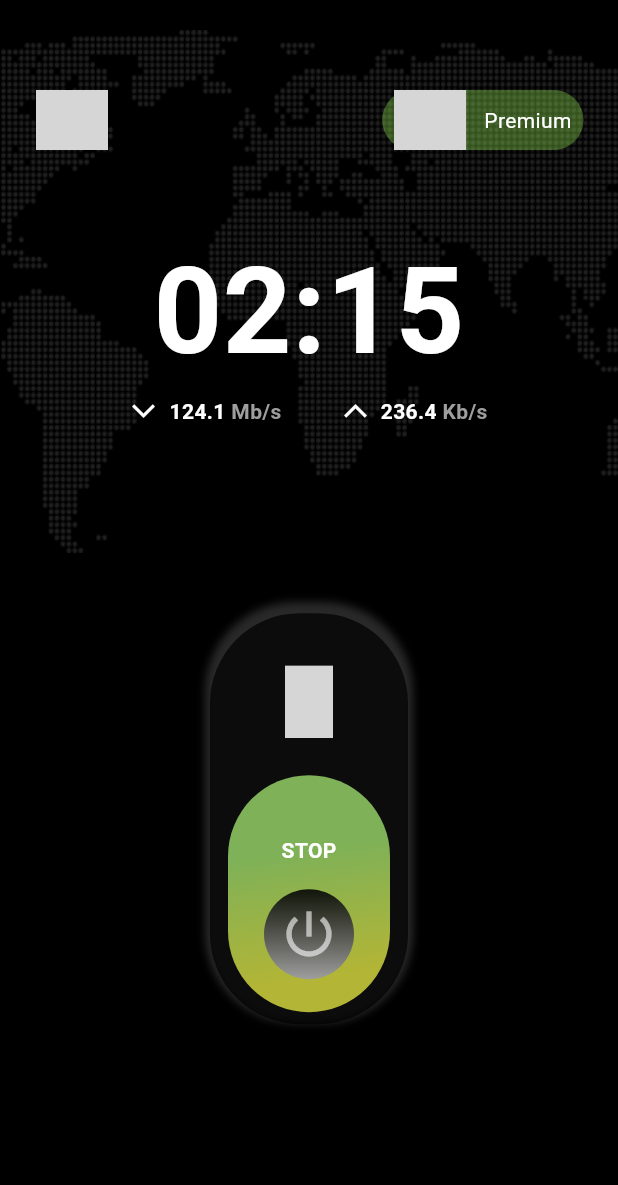
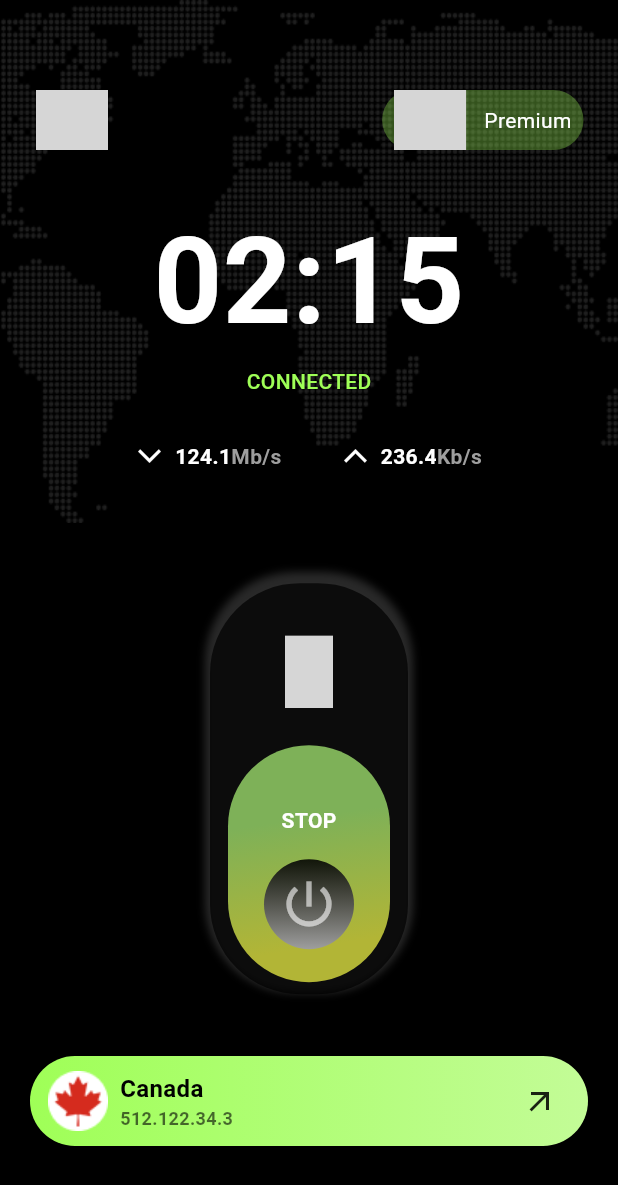
Before and after one commit to amir-hossein-rajaezadeh/flutter_vpn, a Flutter app: the screen it shows after launch, on a phone screen of 412 x 824 dp. Shown: the top 1185 px of the screen. Run offline on Flutter 3.47's test engine with Material 3 defaults, Android fonts, the light colour scheme and no system bars; missing offline and left inert: svg_flutter; grey boxes are pictures that could not be loaded.

Commit message:
Working in MainPage

```diff
--- a/lib/main.dart
+++ b/lib/main.dart
@@ -1,4 +1,5 @@
 import 'package:flutter/material.dart';
+import 'package:flutter/widgets.dart';
 import 'package:flutter_vpn/utils/my_colors.dart';
 import 'package:flutter_vpn/utils/my_strings.dart';
 import 'package:svg_flutter/svg.dart';
@@ -19,7 +20,7 @@ class _MyAppState extends State<MyApp> {
   @override
   Widget build(BuildContext context) {
     return MaterialApp(
-      title: 'Flutter Demo',
+      title: 'Flutter VPN',
       debugShowCheckedModeBanner: false,
       theme: ThemeData(
         colorScheme: ColorScheme.fromSeed(seedColor: Colors.deepPurple),
@@ -29,10 +30,6 @@ class _MyAppState extends State<MyApp> {
     );
   }
 }
-
-enum UploadDownloadEnum { download, upload }
-
-enum SpeedTypeEnum { mb, kb }
 
 class HomePage extends StatefulWidget {
   const HomePage({super.key});
@@ -67,9 +64,9 @@ class _HomePageState extends State<HomePage> with TickerProviderStateMixin {
         children: [
           Stack(
             children: [
-              Container(
-                margin: const EdgeInsets.only(top: 20),
-                child: Image.asset("assets/images/earth.png"),
+              Image.asset(
+                "assets/images/earth.png",
+                fit: BoxFit.fitWidth,
               ),
               Container(
                 margin: const EdgeInsets.only(top: 60),
@@ -108,7 +105,7 @@ class _HomePageState extends State<HomePage> with TickerProviderStateMixin {
                 ),
               ),
               Padding(
-                padding: const EdgeInsets.only(top: 150),
+                padding: const EdgeInsets.only(top: 130),
                 child: Column(
                   children: [
                     const Center(
@@ -120,19 +117,30 @@ class _HomePageState extends State<HomePage> with TickerProviderStateMixin {
                             fontWeight: FontWeight.w700),
                       ),
                     ),
+                    Container(
+                      margin: const EdgeInsets.only(bottom: 30),
+                      child: const Text(
+                        "CONNECTED",
+                        style: TextStyle(
+                          fontSize: 14,
+                          fontWeight: FontWeight.w500,
+                          color: Color.fromRGBO(159, 255, 87, 1),
+                        ),
+                      ),
+                    ),
                     Row(
                       mainAxisAlignment: MainAxisAlignment.center,
                       children: [
                         Container(
-                          child: _buildUploadDownloadSpeed("124.1",
-                              SpeedTypeEnum.mb, UploadDownloadEnum.download),
+                          child: _buildUploadDownloadSpeed(
+                              "124.1", "Mb/s", "download"),
                         ),
                         const SizedBox(
                           width: 40,
                         ),
                         Container(
-                          child: _buildUploadDownloadSpeed("236.4",
-                              SpeedTypeEnum.kb, UploadDownloadEnum.upload),
+                          child: _buildUploadDownloadSpeed(
+                              "236.4", "Kb/s", "upload"),
                         ),
                       ],
                     )
@@ -141,6 +149,10 @@ class _HomePageState extends State<HomePage> with TickerProviderStateMixin {
               )
             ],
           ),
+          Expanded(
+            child: Column(
+              mainAxisAlignment: MainAxisAlignment.spaceBetween,
+              children: [
                 Container(
                   margin: const EdgeInsets.only(top: 40),
                   width: 132,
@@ -157,7 +169,82 @@ class _HomePageState extends State<HomePage> with TickerProviderStateMixin {
                       ),
                     ],
                   ),
-            child: Column(
+                  child: _buildToggleBtn(),
+                ),
+                Container(
+                  height: 60,
+                  margin: const EdgeInsets.only(
+                      top: 20, right: 20, left: 20, bottom: 60),
+                  decoration: BoxDecoration(
+                    borderRadius: BorderRadius.circular(60),
+                    gradient: const LinearGradient(
+                      colors: [
+                        Color.fromRGBO(159, 255, 87, 1),
+                        Color.fromRGBO(
+                          195,
+                          252,
+                          151,
+                          1,
+                        )
+                      ],
+                    ),
+                  ),
+                  child: Container(
+                    margin: const EdgeInsets.only(right: 20, left: 12),
+                    child: Row(
+                      mainAxisAlignment: MainAxisAlignment.spaceBetween,
+                      children: [
+                        Row(
+                          children: [
+                            Container(
+                              margin: const EdgeInsets.only(right: 8),
+                              width: 40,
+                              height: 40,
+                              child: Image.asset(
+                                "assets/icons/canada.png",
+                              ),
+                            ),
+                            Column(
+                              mainAxisAlignment: MainAxisAlignment.center,
+                              crossAxisAlignment: CrossAxisAlignment.start,
+                              children: [
+                                const Text(
+                                  "Canada",
+                                  style: TextStyle(
+                                      fontSize: 16,
+                                      color: Colors.black,
+                                      fontWeight: FontWeight.bold),
+                                ),
+                                Container(
+                                  child: Text(
+                                    "512.122.34.3",
+                                    style: TextStyle(
+                                        fontWeight: FontWeight.w700,
+                                        color: Colors.black.withOpacity(0.6),
+                                        fontSize: 12),
+                                  ),
+                                )
+                              ],
+                            )
+                          ],
+                        ),
+                        Container(
+                          child: const Icon(Icons.arrow_outward),
+                        )
+                      ],
+                    ),
+                  ),
+                )
+              ],
+            ),
+          ),
+        ],
+      ),
+    );
+  }
+
+  Column _buildToggleBtn() {
+    return Column(
       mainAxisAlignment: MainAxisAlignment.spaceBetween,
       children: [
         Container(
@@ -173,8 +260,7 @@ class _HomePageState extends State<HomePage> with TickerProviderStateMixin {
           position: _switchAnimation,
           child: GestureDetector(
             onTap: () {
-                      if (_switchAnimation.value ==
-                          Offset.zero) {
+              if (_switchAnimation.value == Offset.zero) {
                 _switchSlideController.forward();
               } else {
                 _switchSlideController.reverse();
@@ -216,10 +302,7 @@ class _HomePageState extends State<HomePage> with TickerProviderStateMixin {
                           begin: Alignment.topCenter,
                           stops: const [0, 1],
                           end: Alignment.bottomCenter,
-                                  colors: [
-                                    Colors.black.withOpacity(0.88),
-                                    Colors.grey
-                                  ],
+                          colors: [Colors.black.withOpacity(0.88), Colors.grey],
                         ),
                         borderRadius: BorderRadius.circular(100),
                       ),
@@ -238,19 +321,15 @@ class _HomePageState extends State<HomePage> with TickerProviderStateMixin {
           ),
         ),
       ],
-            ),
-          )
-        ],
-      ),
     );
   }
 
   Widget _buildUploadDownloadSpeed(
-      String speed, SpeedTypeEnum speedType, UploadDownloadEnum status) {
+      String speed, String speedType, String status) {
     return Row(
       children: [
         RotatedBox(
-          quarterTurns: status.name == "download" ? 3 : 1,
+          quarterTurns: status == "download" ? 3 : 1,
           child: const Icon(
             Icons.arrow_back_ios_new_sharp,
             size: 18,
@@ -267,7 +346,7 @@ class _HomePageState extends State<HomePage> with TickerProviderStateMixin {
             text: speed,
             children: <InlineSpan>[
               TextSpan(
-                text: speedType.name == "mb" ? " Mb/s" : " Kb/s",
+                text: speedType,
                 style: const TextStyle(
                   color: Colors.grey,
                   fontSize: 14,
```
Also changed, not shown: assets/icons/canada.png (added). Lines whose indentation alone changed are shown as unchanged.
